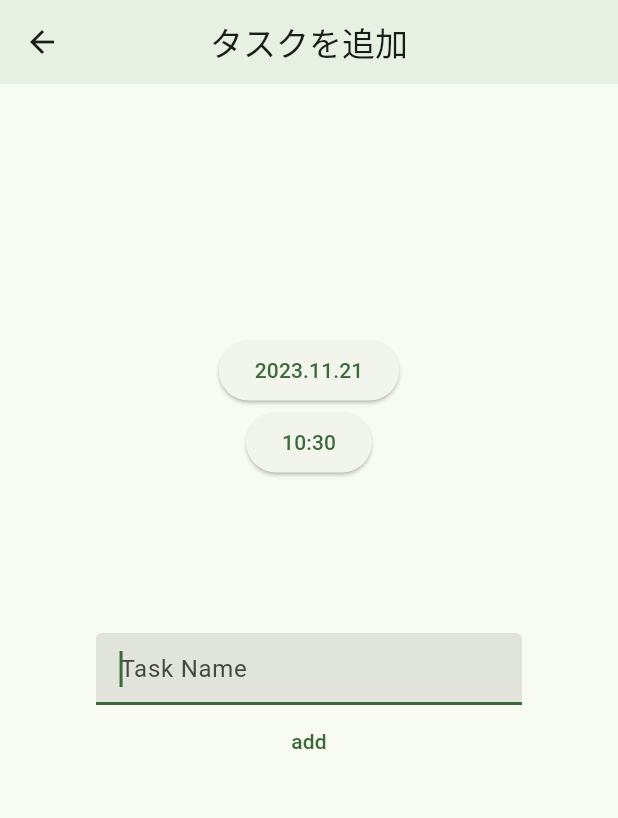
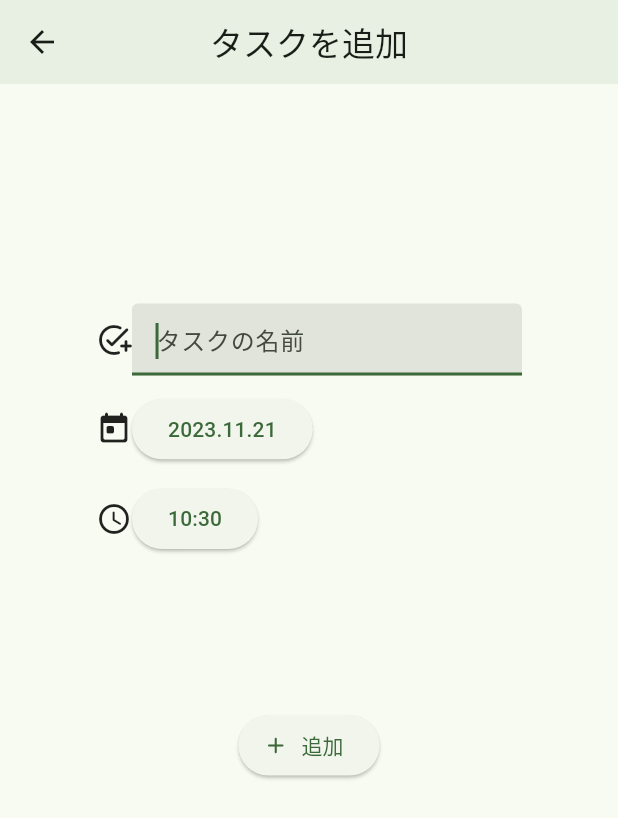
Before and after one commit to yuru-fuwa/maiporarisu, a Flutter app: the AddTaskScreen screen opened directly, on a phone screen of 412 x 824 dp. Shown: the top 818 px of the screen. Run offline on Flutter 3.47's test engine with Material 2 defaults, Android fonts, the phone set to English and light mode, and no system bars; our stand-ins replace flutter_dotenv, flutter_hooks, freezed_annotation, geolocator, google_maps_flutter, hooks_riverpod and 1 more.

Commit message:
feat: タスク追加画面内のアイコン表示

```diff
--- a/lib/ui/screens/add_task_screen/add_task_screen.dart
+++ b/lib/ui/screens/add_task_screen/add_task_screen.dart
@@ -42,8 +42,30 @@ class AddTaskScreen extends HookWidget {
             crossAxisAlignment: CrossAxisAlignment.center,
             children: [
               SizedBox(
-                height: MediaQuery.of(context).size.height / 8,
+                height: MediaQuery.of(context).size.height / 10,
               ),
+              Row(
+                children: <Widget>[
+                  const Icon(Icons.add_task_rounded),
+                  Flexible(
+                    child: TextField(
+                      autofocus: true, //自動フォーカス
+                      maxLines: 1,
+                      controller: taskController,
+                      decoration: const InputDecoration(
+                        filled: true,
+                        hintText: 'タスクの名前',
+                      ),
+                    ),
+                  ),
+                ],
+              ),
+              SizedBox(
+                height: MediaQuery.of(context).size.height / 70,
+              ),
+              Row(
+                children: [
+                  const Icon(Icons.today_rounded),
                   ElevatedButton(
                     onPressed: () {
                       showDatePicker(
@@ -61,6 +83,14 @@ class AddTaskScreen extends HookWidget {
                       '${state.dateTime.year.toString()}.${state.dateTime.month.toString().padLeft(2, '0')}.${state.dateTime.day.toString().padLeft(2, '0')}',
                     ),
                   ),
+                ],
+              ),
+              SizedBox(
+                height: MediaQuery.of(context).size.height / 70,
+              ),
+              Row(
+                children: [
+                  const Icon(Icons.schedule_rounded),
                   ElevatedButton(
                     onPressed: () {
                       showTimePicker(
@@ -76,19 +106,12 @@ class AddTaskScreen extends HookWidget {
                       '${state.timeOfDay.hour.toString().padLeft(2, '0')}:${state.timeOfDay.minute.toString().padLeft(2, '0')}',
                     ),
                   ),
+                ],
+              ),
               SizedBox(
                 height: MediaQuery.of(context).size.height / 8,
               ),
-              TextField(
-                autofocus: true, //自動フォーカス
-                maxLines: 1,
-                controller: taskController,
-                decoration: const InputDecoration(
-                  filled: true,
-                  hintText: 'Task Name',
-                ),
-              ),
-              TextButton(
+              ElevatedButton.icon(
                 onPressed: () {
                   if (taskValidation()) {
                     userRequest.postTask(
@@ -97,7 +120,8 @@ class AddTaskScreen extends HookWidget {
                     );
                   }
                 },
-                child: const Text('add'),
+                icon: const Icon(Icons.add_rounded),
+                label: const Text('追加'),
               ),
             ],
           ),
```
Lines whose indentation alone changed are shown as unchanged.
